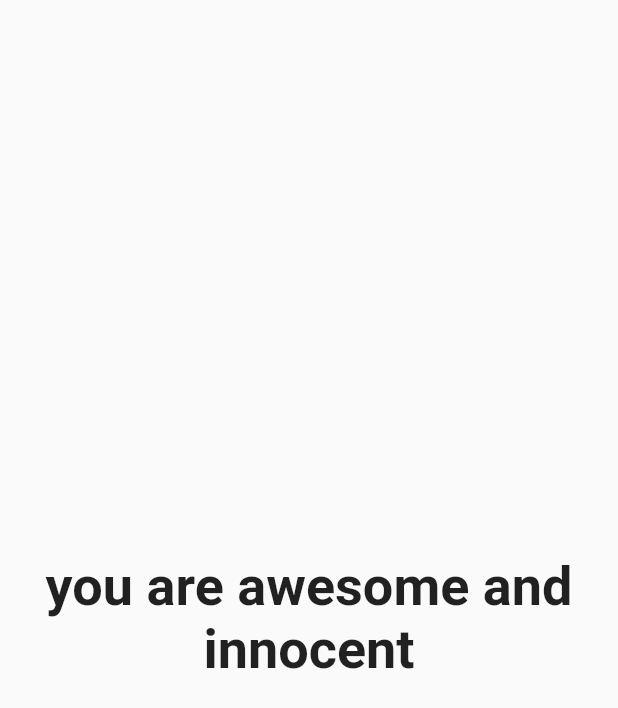
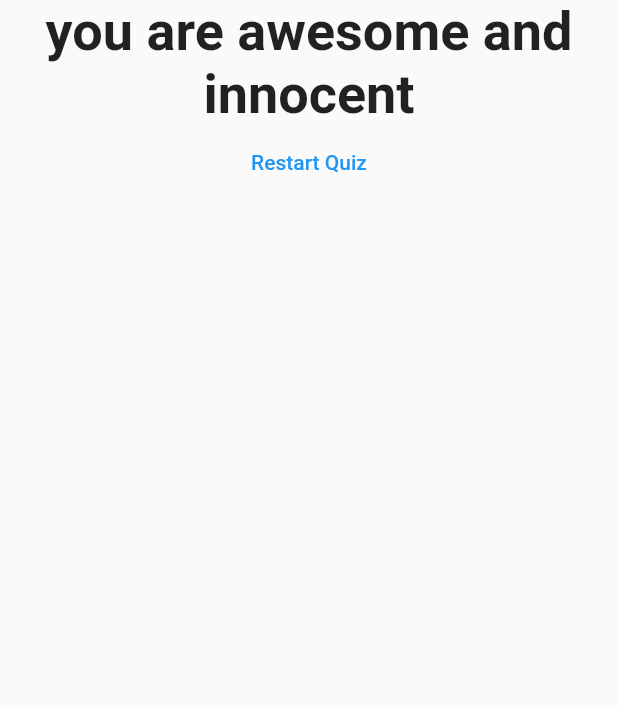
Before and after one commit to tstjerndal/flutter_complete_guide, a Flutter app: the Result widget shown alone on an empty page, opened directly with empty values, on a phone screen of 412 x 824 dp. Shown: the top 708 px of the screen. Run offline on Flutter 3.47's test engine with Material 2 defaults, Android fonts, the phone set to English and light mode, and no system bars; statements that could not run were skipped.

Commit message:
lession 50

```diff
--- a/lib/result.dart
+++ b/lib/result.dart
@@ -2,17 +2,17 @@ import 'package:flutter/material.dart';
 
 class Result extends StatelessWidget {
   final int resultScore;
+  final Function resetHandler;
   Result(this.resultScore);
 
-  String get resultPhrase{
-
+  String get resultPhrase {
     var resultText = 'You did it';
 
-    if (resultScore <= 8){
+    if (resultScore <= 8) {
       resultText = 'you are awesome and innocent';
-    } else if (resultScore <= 12){
+    } else if (resultScore <= 12) {
       resultText = 'Pretty likeable!';
-    } else if (resultScore <= 16){
+    } else if (resultScore <= 16) {
       resultText = 'You are strange!';
     } else {
       resultText = 'You are so bad!';
@@ -23,10 +23,15 @@ class Result extends StatelessWidget {
   @override
   Widget build(BuildContext context) {
     return Center(
-      child: Text(
-        resultPhrase,
-        style: TextStyle(fontSize: 36, fontWeight: FontWeight.bold),
-        textAlign: TextAlign.center,
+      child: Column(
+        children: <Widget>[
+          Text(
+            resultPhrase,
+            style: TextStyle(fontSize: 36, fontWeight: FontWeight.bold),
+            textAlign: TextAlign.center,
+          ),
+          FlatButton(child: Text('Restart Quiz'),textColor: Colors.blue,onPressed: resetHandler,),
+        ],
       ),
     );
   }
```
Also changed, not shown: lib/main.dart (+8 -1 lines).
